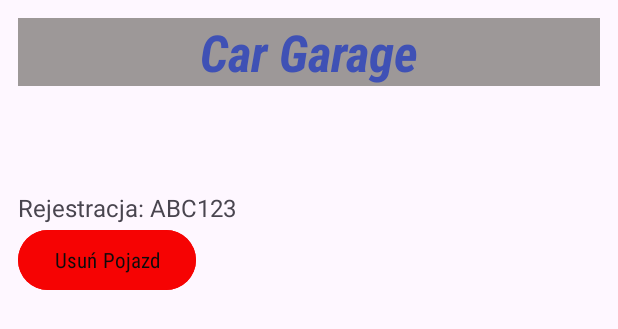
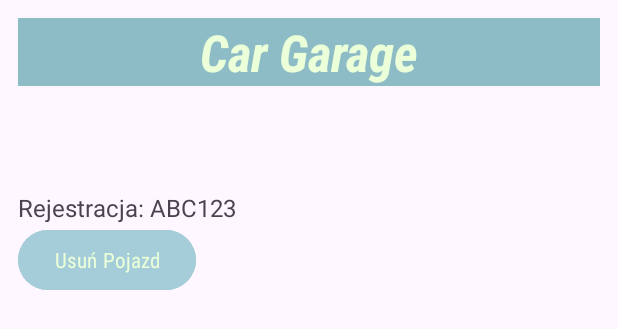
Before and after one commit to janratajczyk/Car_Garage_App, an Android app: the layout item_car.xml on its own in the app's theme, with its tools: preview values and no code run, on a phone screen of 412 x 824 dp. Shown: the top 329 px of the screen. Run offline under Robolectric (Android 15) with nearby library versions, the phone set to English and light mode, and no system bars.

Commit message:
item_car.xml

```diff
--- a/app/src/main/res/layout/item_car.xml
+++ b/app/src/main/res/layout/item_car.xml
@@ -8,11 +8,11 @@
     <TextView
         android:layout_width="match_parent"
         android:layout_height="wrap_content"
-        android:background="#9D9898"
+        android:background="#8DBCC7"
         android:fontFamily="sans-serif-condensed-medium"
         android:text="Car Garage"
         android:textAlignment="center"
-        android:textColor="#3F51B5"
+        android:textColor="#EBFFD8"
         android:textSize="34sp"
         android:textStyle="bold|italic" />
 
@@ -47,10 +47,10 @@
         android:id="@+id/btnDelete"
         android:layout_width="wrap_content"
         android:layout_height="wrap_content"
-        android:backgroundTint="#F60303"
+        android:backgroundTint="#A4CCD9"
         android:contentDescription="Usuń samochód"
         android:fontFamily="sans-serif-condensed"
         android:text="Usuń Pojazd"
-        android:textColor="#0D0C0C" />
+        android:textColor="#EBFFD8" />
 
 </LinearLayout>
```
